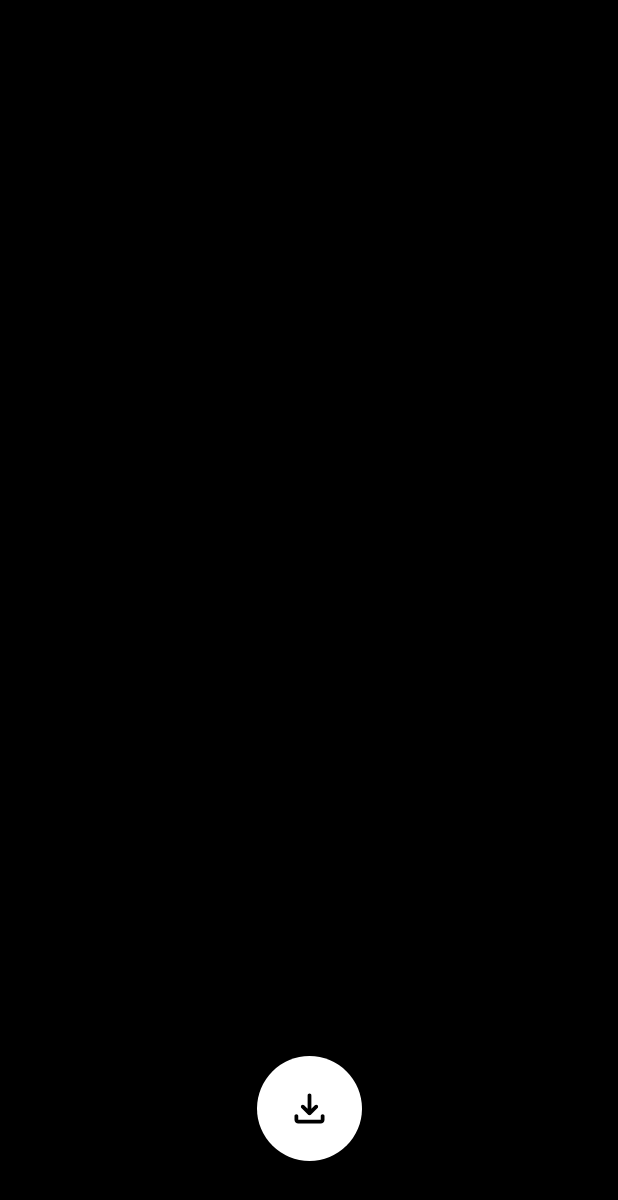
After one commit to junyong008/FilmU, an Android app: the PreviewActivity screen opened directly, with no data from a screen before it, on a phone screen of 412 x 824 dp. The commit adds this screen. Shown: the top 1200 px of the screen. Run offline under Robolectric (Android 15) with nearby library versions, the phone set to English and light mode, and no system bars; our stand-ins replace Dagger/Hilt's generated code, data binding; 2 statements that could not run were skipped.

Commit message:
feat: 촬영한 사진 미리보기 및 저장 기능 추가

```diff
--- a/domain/src/main/java/com/yjy/domain/repository/MediaRepository.kt
+++ b/domain/src/main/java/com/yjy/domain/repository/MediaRepository.kt
@@ -8,8 +8,10 @@ import java.io.File
 typealias MediaScanCompleteCallback = (String, Uri) -> Unit
 
 interface MediaRepository {
+    fun getFileFromUri(uri: Uri): File
+    fun getUriFromFile(file: File): Uri
     fun getBitmapFromUri(uri: Uri): Bitmap?
     fun getExifInterfaceFromUri(uri: Uri): ExifInterface?
-    fun createImageFile(): File
-    fun scanMediaFile(file: File, callback: MediaScanCompleteCallback?)
+    fun createTempImageFile(): File
+    fun moveToOfficialDirectory(file: File): File
 }
--- /dev/null
+++ b/presentation/src/main/java/com/yjy/presentation/feature/preview/PreviewActivity.kt
@@ -0,0 +1,51 @@
+package com.yjy.presentation.feature.preview
+
+import android.net.Uri
+import android.os.Build
+import android.os.Bundle
+import android.view.WindowManager
+import androidx.activity.viewModels
+import com.yjy.presentation.R
+import com.yjy.presentation.base.BaseActivity
+import com.yjy.presentation.databinding.ActivityPreviewBinding
+import dagger.hilt.android.AndroidEntryPoint
+
+@AndroidEntryPoint
+class PreviewActivity : BaseActivity<ActivityPreviewBinding>(R.layout.activity_preview) {
+
+    private val previewViewModel: PreviewViewModel by viewModels()
+
+    override fun initViewModel() {
+        binding.previewViewModel = previewViewModel
+    }
+
+    override fun initView(savedInstanceState: Bundle?) {
+        setDisplayCutoutMode()
+        initPreviewImage()
+    }
+    private fun setDisplayCutoutMode() {
+        if (Build.VERSION.SDK_INT >= Build.VERSION_CODES.P) {
+            window.attributes.layoutInDisplayCutoutMode =
+                WindowManager.LayoutParams.LAYOUT_IN_DISPLAY_CUTOUT_MODE_SHORT_EDGES
+        }
+    }
+    private fun initPreviewImage() {
+        val image: Uri? = intent.getParcelableExtra("capturedImage")
+        if (image == null) onBackPressedCallback.handleOnBackPressed()
+        previewViewModel.initPreviewImage(image!!)
+    }
+
+    override fun observeStateFlows() {
+        collectLatestStateFlow(previewViewModel.previewImage) {
+            binding.imageViewPreview.setImageURI(it)
+        }
+    }
+
+    override fun observeSharedFlow() {
+        collectLatestSharedFlow(previewViewModel.officialImage) {
+            // 임시 코드
+            showToast("사진 저장 완료")
+            onBackPressedCallback.handleOnBackPressed()
+        }
+    }
+}
--- /dev/null
+++ b/presentation/src/main/java/com/yjy/presentation/feature/preview/PreviewViewModel.kt
@@ -0,0 +1,40 @@
+package com.yjy.presentation.feature.preview
+
+import android.net.Uri
+import androidx.lifecycle.ViewModel
+import androidx.lifecycle.viewModelScope
+import com.yjy.domain.repository.MediaRepository
+import dagger.hilt.android.lifecycle.HiltViewModel
+import kotlinx.coroutines.flow.MutableSharedFlow
+import kotlinx.coroutines.flow.MutableStateFlow
+import kotlinx.coroutines.flow.SharedFlow
+import kotlinx.coroutines.flow.StateFlow
+import kotlinx.coroutines.flow.asStateFlow
+import kotlinx.coroutines.launch
+import javax.inject.Inject
+
+@HiltViewModel
+class PreviewViewModel @Inject constructor(
+    private val mediaRepository: MediaRepository,
+) : ViewModel() {
+
+    private val _officialImage = MutableSharedFlow<Uri>(replay = 0)
+    val officialImage: SharedFlow<Uri> = _officialImage
+
+    private val _previewImage = MutableStateFlow<Uri?>(null)
+    val previewImage: StateFlow<Uri?> = _previewImage.asStateFlow()
+
+    fun initPreviewImage(imageUri: Uri) {
+        _previewImage.value = imageUri
+    }
+
+    fun saveImageOfficially() {
+        val currentTempImage = previewImage.value ?: return
+        viewModelScope.launch {
+            val tempImageFile = mediaRepository.getFileFromUri(currentTempImage)
+            val officialFile = mediaRepository.moveToOfficialDirectory(tempImageFile)
+            val officialUri = mediaRepository.getUriFromFile(officialFile)
+            _officialImage.emit(officialUri)
+        }
+    }
+}
--- /dev/null
+++ b/presentation/src/main/res/drawable/button_white_round.xml
@@ -0,0 +1,9 @@
+<ripple xmlns:android="http://schemas.android.com/apk/res/android" android:color="#000000">
+    <item android:state_enabled="true">
+        <shape
+            android:padding="10dp"
+            android:shape="oval">
+            <solid android:color="#FFFFFF" />
+        </shape>
+    </item>
+</ripple>
--- /dev/null
+++ b/presentation/src/main/res/drawable/ic_download.xml
@@ -0,0 +1,5 @@
+<vector android:height="24dp" android:tint="#000000"
+    android:viewportHeight="960" android:viewportWidth="960"
+    android:width="24dp" xmlns:android="http://schemas.android.com/apk/res/android">
+    <path android:fillColor="@android:color/white" android:pathData="M480,623Q472,623 465,620.5Q458,618 452,612L308,468Q296,456 296.5,440Q297,424 308,412Q320,400 336.5,399.5Q353,399 365,411L440,486L440,200Q440,183 451.5,171.5Q463,160 480,160Q497,160 508.5,171.5Q520,183 520,200L520,486L595,411Q607,399 623.5,399.5Q640,400 652,412Q663,424 663.5,440Q664,456 652,468L508,612Q502,618 495,620.5Q488,623 480,623ZM240,800Q207,800 183.5,776.5Q160,753 160,720L160,640Q160,623 171.5,611.5Q183,600 200,600Q217,600 228.5,611.5Q240,623 240,640L240,720Q240,720 240,720Q240,720 240,720L720,720Q720,720 720,720Q720,720 720,720L720,640Q720,623 731.5,611.5Q743,600 760,600Q777,600 788.5,611.5Q800,623 800,640L800,720Q800,753 776.5,776.5Q753,800 720,800L240,800Z"/>
+</vector>
--- /dev/null
+++ b/presentation/src/main/res/layout/activity_preview.xml
@@ -0,0 +1,44 @@
+<?xml version="1.0" encoding="utf-8"?>
+<layout xmlns:android="http://schemas.android.com/apk/res/android"
+    xmlns:app="http://schemas.android.com/apk/res-auto"
+    xmlns:tools="http://schemas.android.com/tools"
+    tools:context=".feature.preview.PreviewActivity">
+
+    <data>
+        <import type="android.view.View"/>
+        <variable
+            name="previewViewModel"
+            type="com.yjy.presentation.feature.preview.PreviewViewModel" />
+    </data>
+
+    <androidx.constraintlayout.widget.ConstraintLayout
+        android:layout_width="match_parent"
+        android:layout_height="match_parent"
+        android:background="#000000">
+
+        <androidx.appcompat.widget.AppCompatImageView
+            android:id="@+id/imageView_preview"
+            android:layout_width="match_parent"
+            android:layout_height="match_parent"
+            app:layout_constraintBottom_toBottomOf="parent"
+            app:layout_constraintEnd_toEndOf="parent"
+            app:layout_constraintStart_toStartOf="parent"
+            app:layout_constraintTop_toTopOf="parent" />
+
+        <androidx.appcompat.widget.AppCompatImageButton
+            android:id="@+id/imageButton_save"
+            android:layout_width="70dp"
+            android:layout_height="0dp"
+            android:layout_marginBottom="50dp"
+            android:elevation="5dp"
+            android:scaleType="fitCenter"
+            android:padding="20dp"
+            android:src="@drawable/ic_download"
+            android:background="@drawable/button_white_round"
+            android:onClick="@{() -> previewViewModel.saveImageOfficially()}"
+            app:layout_constraintDimensionRatio="1:1"
+            app:layout_constraintBottom_toBottomOf="parent"
+            app:layout_constraintEnd_toEndOf="parent"
+            app:layout_constraintStart_toStartOf="parent" />
+    </androidx.constraintlayout.widget.ConstraintLayout>
+</layout>
```
Also changed, not shown: data/src/main/java/com/yjy/data/di/LocalModule.kt (+0 -37 lines), data/src/main/java/com/yjy/data/di/RepositoryModule.kt (+0 -31 lines), data/src/main/java/com/yjy/data/repository/media/MediaRepositoryImpl.kt (+5 -9 lines), data/src/main/java/com/yjy/data/repository/media/local/MediaLocalDataSource.kt (+4 -3 lines), data/src/main/java/com/yjy/data/repository/media/local/MediaLocalDataSourceImpl.kt (+24 -12 lines), presentation/src/main/AndroidManifest.xml (+9 -7 lines), presentation/src/main/java/com/yjy/presentation/feature/camera/CameraActivity.kt (+11 -0 lines).
